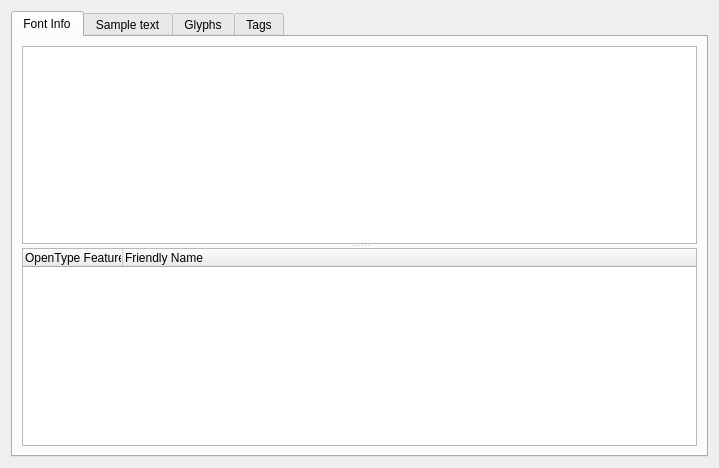
First picture: the form in src/mainview.ui, repository fontmatrix/fontmatrix, before the edit.
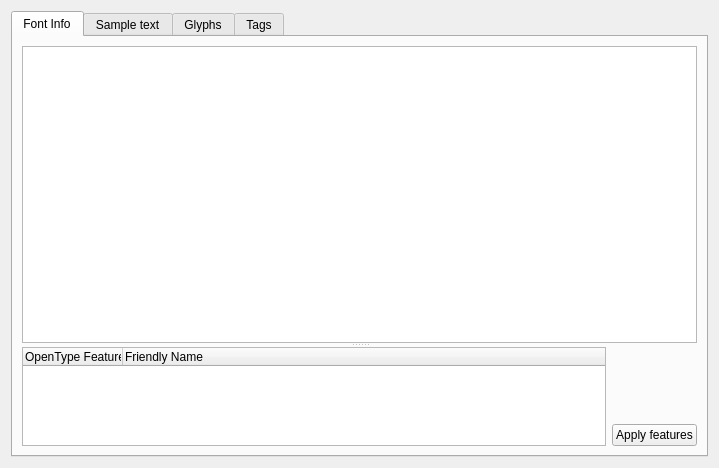
Second picture: the form after the edit. Icons and pictures are not drawn. Custom widgets are drawn as their Qt base class.

Commit message: fontmatrix: IMPROVED First attempt to apply selected features

Diff of the .ui file:
```diff
--- a/src/mainview.ui
+++ b/src/mainview.ui
@@ -56,9 +56,9 @@
           </property>
           <widget class="QTextBrowser" name="fontInfoText" >
            <property name="sizePolicy" >
-            <sizepolicy vsizetype="Preferred" hsizetype="Preferred" >
+            <sizepolicy vsizetype="Expanding" hsizetype="Expanding" >
              <horstretch>0</horstretch>
-             <verstretch>0</verstretch>
+             <verstretch>3</verstretch>
             </sizepolicy>
            </property>
            <property name="focusPolicy" >
@@ -71,7 +71,25 @@
 &lt;p style="-qt-paragraph-type:empty; margin-top:0px; margin-bottom:0px; margin-left:0px; margin-right:0px; -qt-block-indent:0; text-indent:0px;">&lt;/p>&lt;/body>&lt;/html></string>
            </property>
           </widget>
+          <widget class="QWidget" native="1" name="widget" >
+           <property name="sizePolicy" >
+            <sizepolicy vsizetype="Expanding" hsizetype="Expanding" >
+             <horstretch>0</horstretch>
+             <verstretch>1</verstretch>
+            </sizepolicy>
+           </property>
+           <layout class="QGridLayout" >
+            <item row="0" column="0" >
           <widget class="QTreeWidget" name="OpenTypeTree" >
+              <property name="sizePolicy" >
+               <sizepolicy vsizetype="Expanding" hsizetype="Expanding" >
+                <horstretch>0</horstretch>
+                <verstretch>1</verstretch>
+               </sizepolicy>
+              </property>
+              <property name="focusPolicy" >
+               <enum>Qt::NoFocus</enum>
+              </property>
            <property name="alternatingRowColors" >
             <bool>true</bool>
            </property>
@@ -88,6 +106,33 @@
              <string>Friendly Name</string>
             </property>
            </column>
+             </widget>
+            </item>
+            <item row="0" column="1" >
+             <layout class="QVBoxLayout" >
+              <item>
+               <spacer>
+                <property name="orientation" >
+                 <enum>Qt::Vertical</enum>
+                </property>
+                <property name="sizeHint" >
+                 <size>
+                  <width>20</width>
+                  <height>40</height>
+                 </size>
+                </property>
+               </spacer>
+              </item>
+              <item>
+               <widget class="QPushButton" name="OTFeaturesButton" >
+                <property name="text" >
+                 <string>Apply features</string>
+                </property>
+               </widget>
+              </item>
+             </layout>
+            </item>
+           </layout>
           </widget>
          </widget>
         </item>
```
Lines whose indentation alone changed are shown as unchanged. The commit also changes 7 other files.
